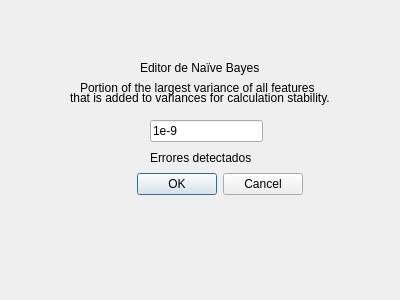
Qt form Resources/UI/DialogNaiveBayes.ui (40CompilerErrors/Proyecto2) before a commit.
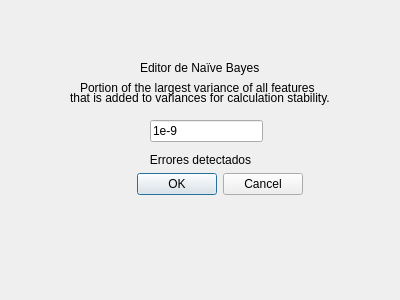
The same form after that commit.

Diff of the .ui file:
```diff
--- a/Resources/UI/DialogNaiveBayes.ui
+++ b/Resources/UI/DialogNaiveBayes.ui
@@ -81,15 +81,18 @@
   <widget class="QLabel" name="label_errors">
    <property name="geometry">
     <rect>
-     <x>150</x>
+     <x>10</x>
      <y>150</y>
-     <width>121</width>
-     <height>16</height>
+     <width>381</width>
+     <height>20</height>
     </rect>
    </property>
    <property name="text">
     <string>Errores detectados</string>
    </property>
+   <property name="alignment">
+    <set>Qt::AlignCenter</set>
+   </property>
   </widget>
  </widget>
  <resources/>
```
